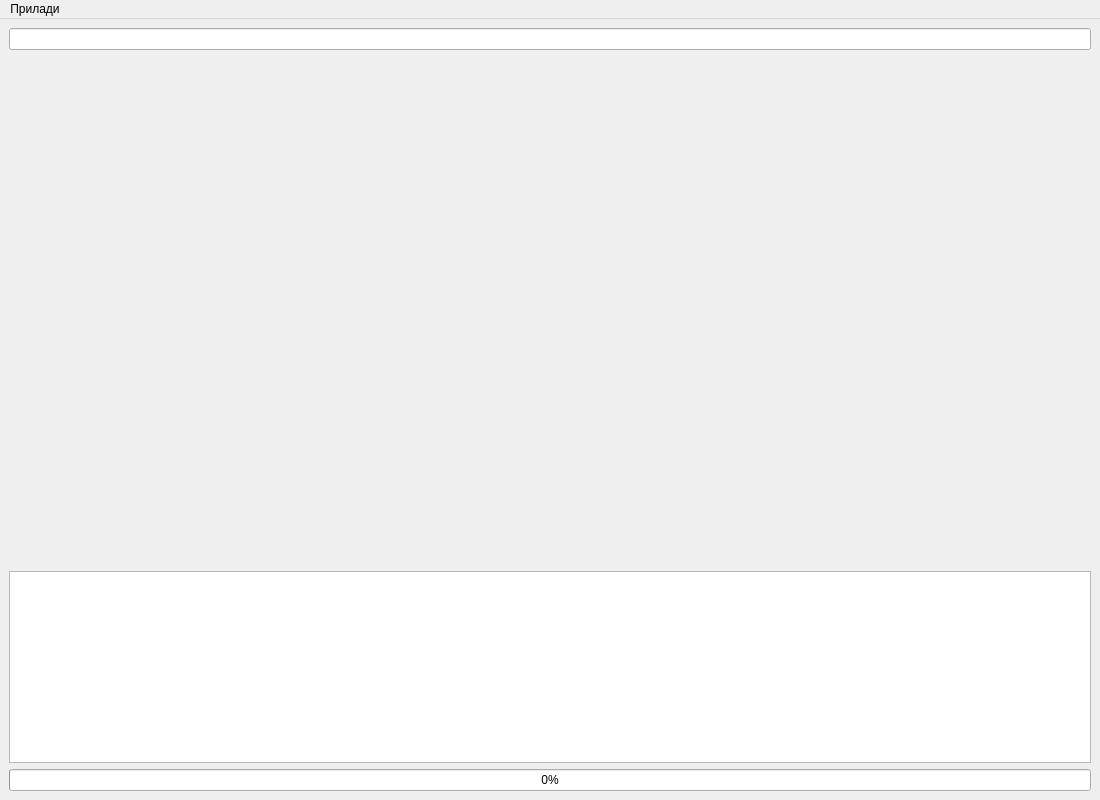
Old version of the form _UI/main_window_form.ui in the repository Miskiv-Andrew/wroc.
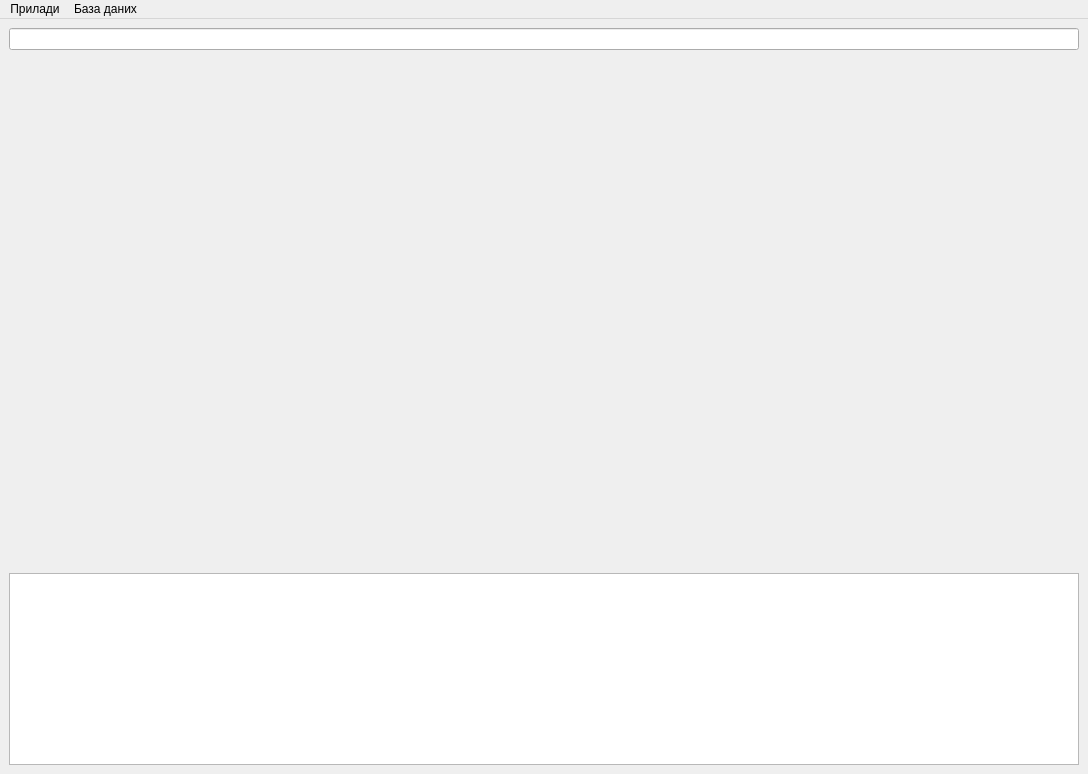
New version of the form.

```diff
--- a/_UI/main_window_form.ui
+++ b/_UI/main_window_form.ui
@@ -6,8 +6,8 @@
    <rect>
     <x>0</x>
     <y>0</y>
-    <width>1100</width>
-    <height>800</height>
+    <width>1088</width>
+    <height>774</height>
    </rect>
   </property>
   <property name="windowTitle">
@@ -37,18 +37,17 @@
           <verstretch>0</verstretch>
          </sizepolicy>
         </property>
+        <property name="minimumSize">
+         <size>
+          <width>0</width>
+          <height>120</height>
+         </size>
+        </property>
         <property name="readOnly">
          <bool>true</bool>
         </property>
        </widget>
       </item>
-      <item>
-       <widget class="QProgressBar" name="progressBar">
-        <property name="value">
-         <number>0</number>
-        </property>
-       </widget>
-      </item>
      </layout>
     </item>
    </layout>
@@ -58,7 +57,7 @@
     <rect>
      <x>0</x>
      <y>0</y>
-     <width>1100</width>
+     <width>1088</width>
      <height>22</height>
     </rect>
    </property>
@@ -69,7 +68,14 @@
     <addaction name="butt_search_dev"/>
     <addaction name="butt_system_start"/>
    </widget>
+   <widget class="QMenu" name="menu_2">
+    <property name="title">
+     <string>База даних</string>
+    </property>
+    <addaction name="open_bd"/>
+   </widget>
    <addaction name="menu"/>
+   <addaction name="menu_2"/>
   </widget>
   <action name="butt_search_dev">
    <property name="checkable">
```
Left out of the diff: 5 changed lines with no effect on the pictures.
